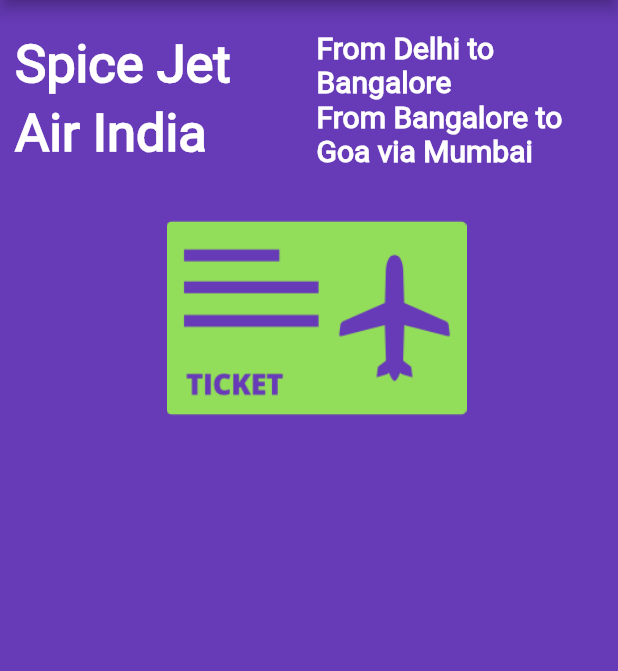
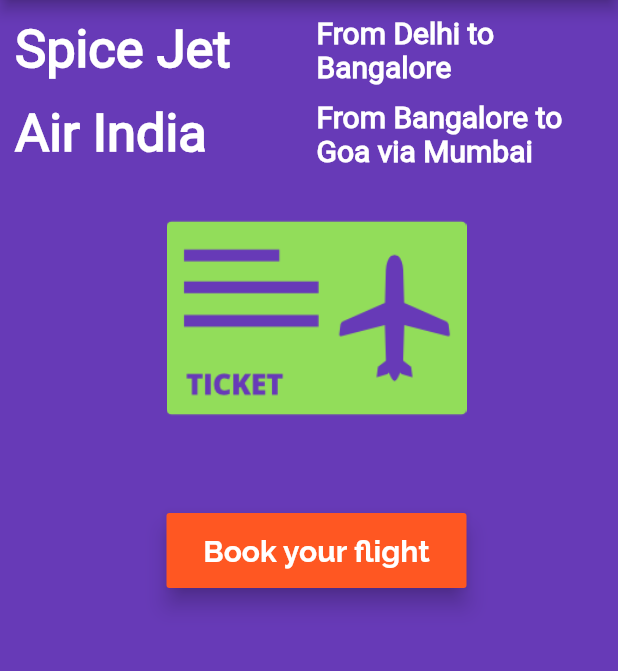
Before and after one commit to VijayGanganapalli/shriyank, a Flutter app: the screen it shows after launch, on a phone screen of 412 x 824 dp, the part 84-755 px from its top. Run offline on Flutter 3.47's test engine with Material 2 defaults, Android fonts, the phone set to English and light mode, and no system bars; Roboto replaces fonts that are missing (Ralewway).

Commit message:
added raisedbutton and alertdialog

```diff
--- a/flutter_tutorial/lib/app_screens/home_body_screen.dart
+++ b/flutter_tutorial/lib/app_screens/home_body_screen.dart
@@ -5,7 +5,7 @@ class HomeBodyScreen extends StatelessWidget {
   Widget build(BuildContext context) {
     return Center(
       child: Container(
-        padding: EdgeInsets.only(left: 10.0, top: 20.0),
+        padding: EdgeInsets.only(left: 10.0, top: 10.0),
         alignment: Alignment.center,
         color: Colors.deepPurple,
         child: Column(
@@ -38,6 +38,7 @@ class HomeBodyScreen extends StatelessWidget {
                 ),
               ],
             ),
+            SizedBox(height: 10.0),
             Row(
               children: <Widget>[
                 Expanded(
@@ -74,6 +75,34 @@ class HomeBodyScreen extends StatelessWidget {
                 width: 250.0,
               ),
             ),
+            Container(
+              margin: EdgeInsets.only(top: 30.0),
+              width: 200.0,
+              height: 50.0,
+              child: RaisedButton(
+                color: Colors.deepOrange,
+                onPressed: () {
+                  showDialog(
+                      context: context,
+                      barrierDismissible: true,
+                      builder: (BuildContext context) {
+                        return AlertDialog(
+                          title: Text("Fligt booked successfully"),
+                          content: Text("Have a pleasant fligt"),
+                        );
+                      });
+                },
+                child: Text(
+                  "Book your flight",
+                  style: TextStyle(
+                      color: Colors.white,
+                      fontSize: 20.0,
+                      fontFamily: "Raleway",
+                      fontWeight: FontWeight.w700),
+                ),
+                elevation: 6.0,
+              ),
+            ),
           ],
         ),
       ),
```
